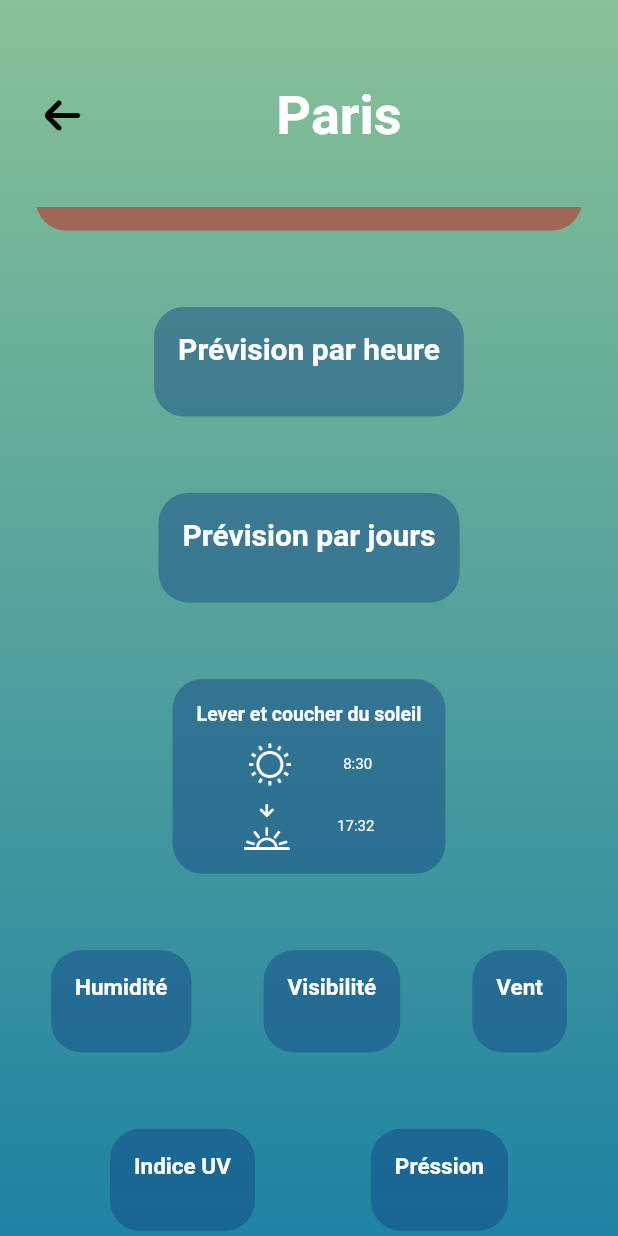
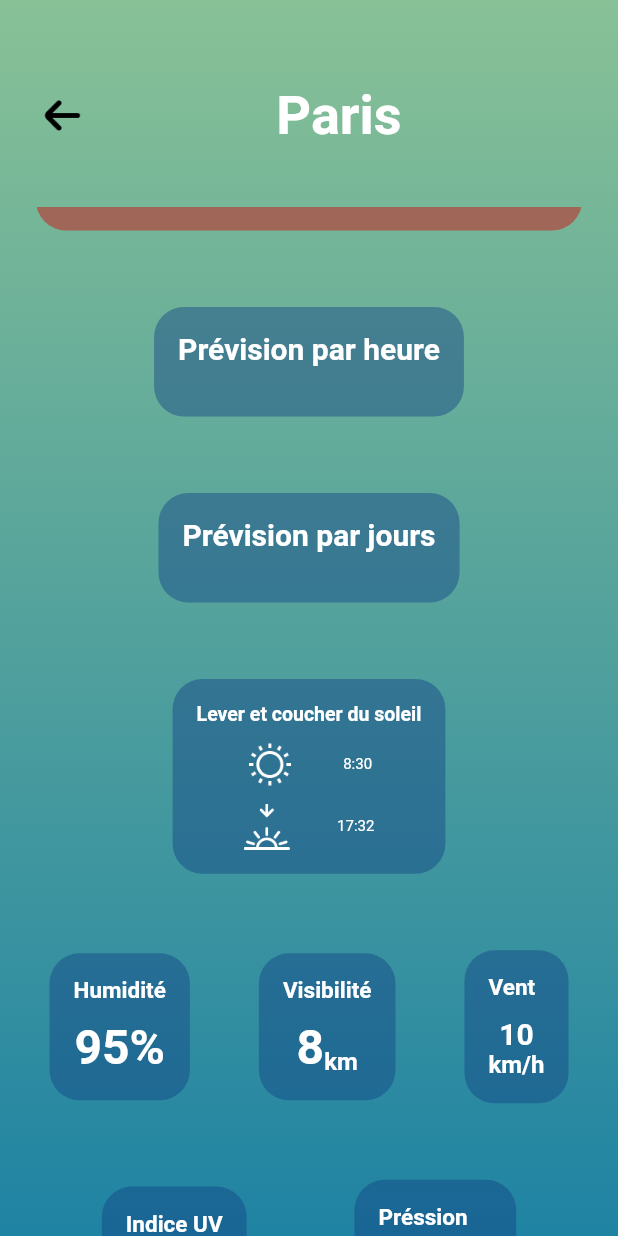
Before and after one commit to mathieusoufflard/NeoWeather, a Flutter app: the WeatherDetails screen opened directly, scrolled down 495 dp, on a phone screen of 412 x 824 dp. Run offline on Flutter 3.47's test engine with Material 2 defaults, Android fonts, the phone set to English and light mode, and no system bars; our stand-ins replace flutter_dotenv.

Commit message:
update card ui
ui of those card has been done
- weatherHumidityCard()
- weatherVisibilityCard()
- weatherWindSpeedCard()
- weatherUVCard()
- weatherPressureCard()

```diff
--- a/app/lib/ui/weather_details.dart
+++ b/app/lib/ui/weather_details.dart
@@ -235,7 +235,8 @@ class WeatherDetails extends StatelessWidget {
           alignment: Alignment.centerLeft,
           child: AppWidgets.customText(text: 'Humidité', color: Colors.white, fontSize: 15, fontWeight: FontWeight.bold),
         ),
-        SizedBox(height: 18,),
+        SizedBox(height: 10,),
+        AppWidgets.customText(text: '95%', color: Colors.white, fontSize: 32, fontWeight: FontWeight.bold)
       ],
     ),
   );
@@ -251,7 +252,15 @@ class WeatherDetails extends StatelessWidget {
           alignment: Alignment.centerLeft,
           child: AppWidgets.customText(text: 'Visibilité', color: Colors.white, fontSize: 15, fontWeight: FontWeight.bold),
         ),
-        SizedBox(height: 18,),
+        SizedBox(height: 10,),
+        Row(
+          crossAxisAlignment: CrossAxisAlignment.end,
+          mainAxisAlignment: MainAxisAlignment.center,
+          children: [
+            AppWidgets.customText(text: '8', color: Colors.white, fontSize: 32, fontWeight: FontWeight.bold),
+            AppWidgets.customText(text: 'km', color: Colors.white, fontSize: 16, fontWeight: FontWeight.bold)
+          ],
+        ),
       ],
     ),
   );
@@ -267,7 +276,9 @@ class WeatherDetails extends StatelessWidget {
           alignment: Alignment.centerLeft,
           child: AppWidgets.customText(text: 'Vent', color: Colors.white, fontSize: 15, fontWeight: FontWeight.bold),
         ),
-        SizedBox(height: 18,),
+        SizedBox(height: 10,),
+        AppWidgets.customText(text: '10', color: Colors.white, fontSize: 20, fontWeight: FontWeight.bold),
+        AppWidgets.customText(text: 'km/h', color: Colors.white, fontSize: 16, fontWeight: FontWeight.bold)
       ],
     ),
   );
@@ -283,7 +294,8 @@ class WeatherDetails extends StatelessWidget {
           alignment: Alignment.centerLeft,
           child: AppWidgets.customText(text: 'Indice UV', color: Colors.white, fontSize: 15, fontWeight: FontWeight.bold),
         ),
-        SizedBox(height: 18,),
+        SizedBox(height: 10,),
+        AppWidgets.customText(text: '0', color: Colors.white, fontSize: 32, fontWeight: FontWeight.bold)
       ],
     ),
   );
@@ -299,7 +311,9 @@ class WeatherDetails extends StatelessWidget {
           alignment: Alignment.centerLeft,
           child: AppWidgets.customText(text: 'Préssion', color: Colors.white, fontSize: 15, fontWeight: FontWeight.bold),
         ),
-        SizedBox(height: 18,),
+        SizedBox(height: 10,),
+        AppWidgets.customText(text: '1009.5', color: Colors.white, fontSize: 24, fontWeight: FontWeight.bold),
+        AppWidgets.customText(text: 'hPa', color: Colors.white, fontSize: 16, fontWeight: FontWeight.bold)
       ],
     ),
   );
```
